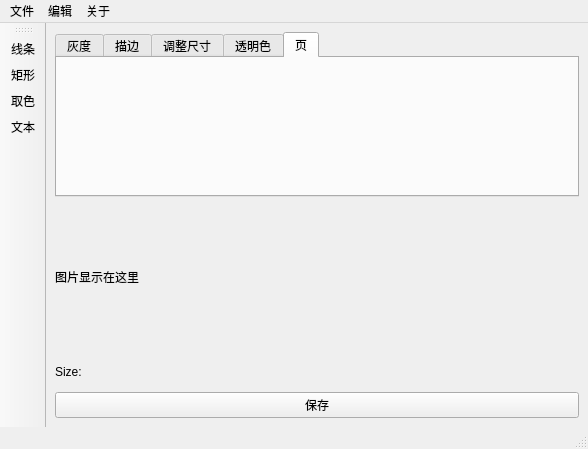
Qt form ImgMargin.ui (NumbNutN/aUnfinishedImageEditTool) before a commit.
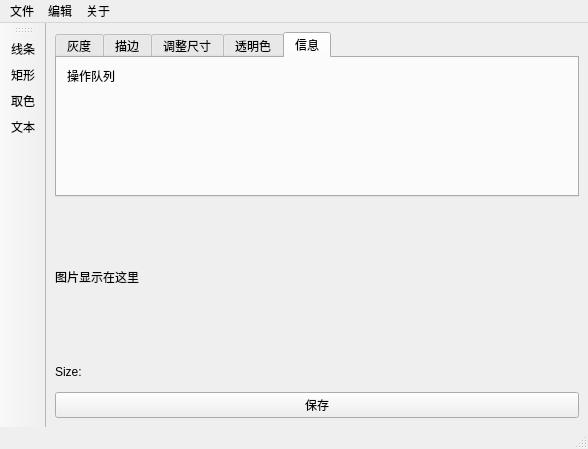
The same form after that commit. The open tabs and pages were chosen to show the change.

```diff
--- a/ImgMargin.ui
+++ b/ImgMargin.ui
@@ -387,8 +387,21 @@
         </widget>
         <widget class="QWidget" name="tab_3">
          <attribute name="title">
-          <string>页</string>
+          <string>信息</string>
          </attribute>
+         <widget class="QLabel" name="labelQueueNum">
+          <property name="geometry">
+           <rect>
+            <x>10</x>
+            <y>10</y>
+            <width>391</width>
+            <height>16</height>
+           </rect>
+          </property>
+          <property name="text">
+           <string>操作队列</string>
+          </property>
+         </widget>
         </widget>
        </widget>
       </item>
```
Left out of the diff: 6 changed lines with no effect on the pictures.
